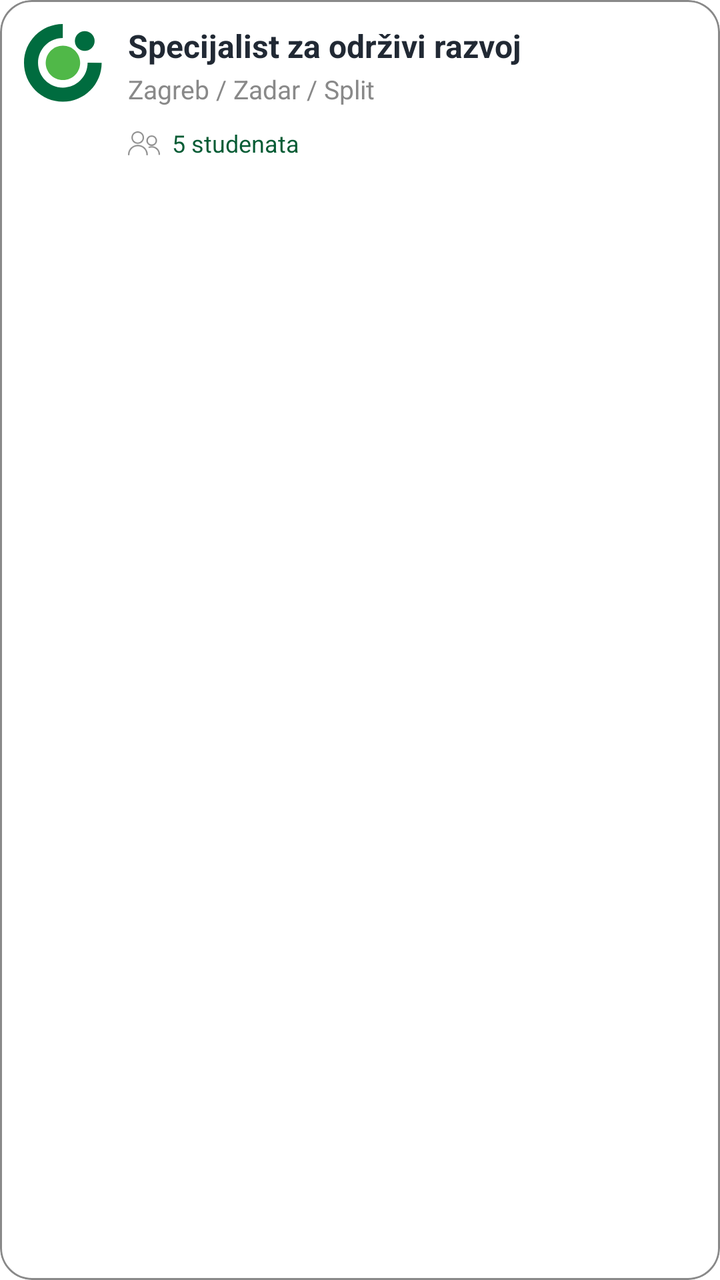
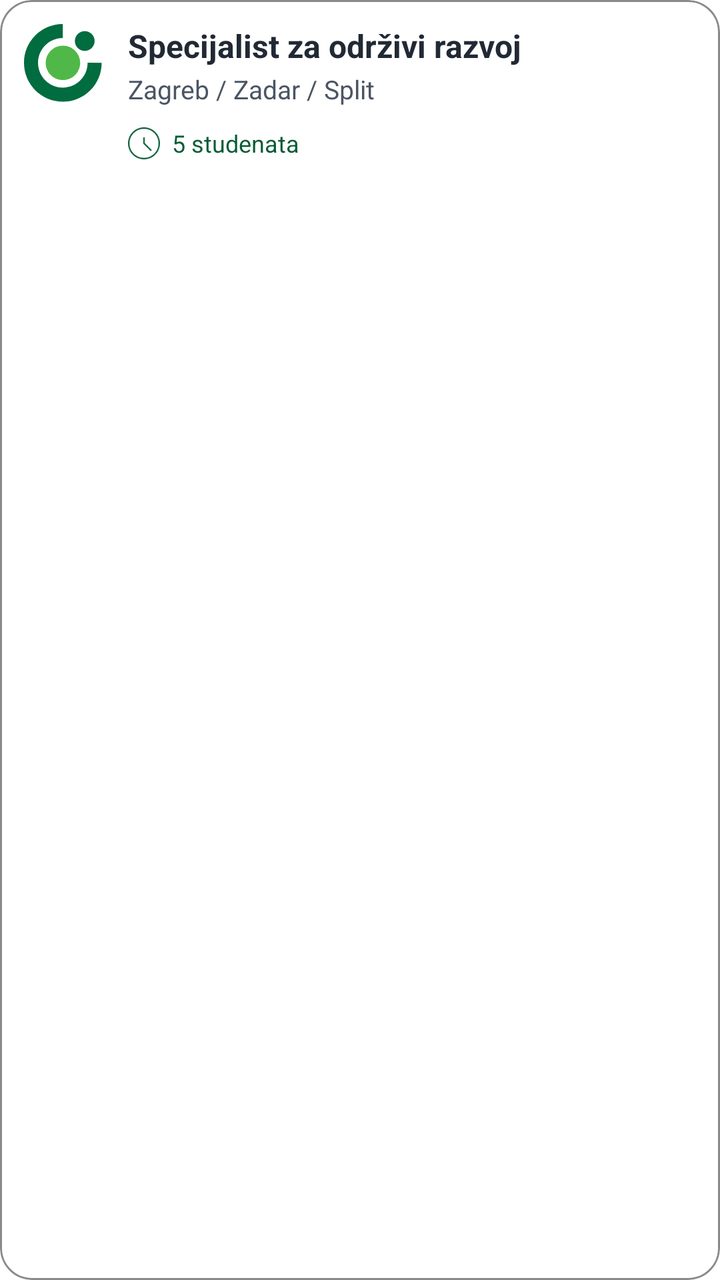

The first picture is an Android layout as it rendered before a commit; the second is the same layout after the commit. The layout source and the unified diff follow.
<!-- AndroidManifest.xml: application theme Theme.OTPStudent -->
<!-- res/layout/item_job.xml -->
<?xml version="1.0" encoding="utf-8"?>
<com.google.android.material.card.MaterialCardView
    xmlns:android="http://schemas.android.com/apk/res/android"
    xmlns:app="http://schemas.android.com/apk/res-auto"
    android:id="@+id/cardJob"
    android:layout_width="match_parent"
    android:layout_height="wrap_content"
    android:layout_marginVertical="6dp"
    app:cardCornerRadius="16dp"
    app:cardElevation="0dp"
    app:cardBackgroundColor="@android:color/white"
    app:strokeWidth="1dp"
    app:strokeColor="@color/otp_grey">

    <androidx.constraintlayout.widget.ConstraintLayout
        android:layout_width="match_parent"
        android:layout_height="wrap_content"
        android:padding="12dp">

        <ImageView
            android:id="@+id/imgCompanyLogo"
            android:layout_width="40dp"
            android:layout_height="40dp"
            android:contentDescription="@string/app_name"
            android:src="@drawable/ic_otp_logo_circle"
            app:layout_constraintStart_toStartOf="parent"
            app:layout_constraintTop_toTopOf="parent" />

        
        <ImageView
            android:id="@+id/ivFavorite"
            android:layout_width="24dp"
            android:layout_height="24dp"
            android:contentDescription="@string/jobs_favourite"
            android:src="@drawable/ic_favorite_filled"
            android:visibility="gone"
            app:layout_constraintEnd_toEndOf="parent"
            app:layout_constraintTop_toTopOf="parent" />

        <TextView
            android:id="@+id/tvJobTitle"
            android:layout_width="0dp"
            android:layout_height="wrap_content"
            android:layout_marginStart="12dp"
            android:layout_marginEnd="8dp"
            android:text="Specijalist za održivi razvoj"
            android:textColor="@color/black"
            android:textSize="16sp"
            android:textStyle="bold"
            app:layout_constraintStart_toEndOf="@id/imgCompanyLogo"
            app:layout_constraintEnd_toStartOf="@id/ivFavorite"
            app:layout_constraintTop_toTopOf="@id/imgCompanyLogo" />

        <TextView
            android:id="@+id/tvJobLocation"
            android:layout_width="0dp"
            android:layout_height="wrap_content"
            android:layout_marginStart="12dp"
            android:layout_marginTop="2dp"
            android:layout_marginEnd="8dp"
            android:text="Zagreb / Zadar / Split"
            android:textColor="@color/otp_grey"
            android:textSize="13sp"
            app:layout_constraintStart_toEndOf="@id/imgCompanyLogo"
            app:layout_constraintEnd_toStartOf="@id/ivFavorite"
            app:layout_constraintTop_toBottomOf="@id/tvJobTitle" />

        <ImageView
            android:id="@+id/iconPeople"
            android:layout_width="16dp"
            android:layout_height="16dp"
            android:layout_marginStart="12dp"
            android:layout_marginTop="10dp"
            android:contentDescription="@string/app_name"
            android:src="@drawable/ic_people"
            app:tint="@color/otp_grey"
            app:layout_constraintStart_toEndOf="@id/imgCompanyLogo"
            app:layout_constraintTop_toBottomOf="@id/tvJobLocation"
            app:layout_constraintBottom_toBottomOf="@id/btnApplied" />

        <TextView
            android:id="@+id/tvApplicants"
            android:layout_width="wrap_content"
            android:layout_height="wrap_content"
            android:layout_marginStart="6dp"
            android:text="5 studenata"
            android:textColor="@color/otp_green_dark"
            android:textSize="12sp"
            app:layout_constraintStart_toEndOf="@id/iconPeople"
            app:layout_constraintTop_toTopOf="@id/iconPeople"
            app:layout_constraintBottom_toBottomOf="@id/iconPeople" />

        
        <com.google.android.material.button.MaterialButton
            android:id="@+id/btnApplied"
            android:layout_width="wrap_content"
            android:layout_height="32dp"
            android:minHeight="32dp"
            android:text="@string/jobs_status_applied"
            android:textAllCaps="false"
            android:visibility="gone"

            android:paddingHorizontal="12dp"
            android:paddingVertical="0dp"
            android:insetTop="0dp"
            android:insetBottom="0dp"

            android:layout_marginEnd="4dp"
            android:layout_marginBottom="6dp"

            app:cornerRadius="16dp"
            app:icon="@drawable/ic_check"
            app:iconPadding="6dp"
            app:iconTint="@android:color/white"
            android:textColor="@android:color/white"
            app:backgroundTint="@color/otp_green_dark"

            app:layout_constraintEnd_toEndOf="parent"
            app:layout_constraintBottom_toBottomOf="parent" />

    </androidx.constraintlayout.widget.ConstraintLayout>

</com.google.android.material.card.MaterialCardView>
<!-- resources referenced by this layout -->
<resources>
  <color name="black">#212934</color>
  <color name="otp_green_dark">#075C35</color>
  <color name="otp_grey">#898989</color>
  <!-- drawable ic_check (drawable) -->
  <vector xmlns:android="http://schemas.android.com/apk/res/android"
      android:width="24dp"
      android:height="24dp"
      android:viewportWidth="960"
      android:viewportHeight="960">
    <path
        android:pathData="M382,720 L154,492l57,-57 171,171 367,-367 57,57 -424,424Z"
        android:fillColor="#e3e3e3"/>
  </vector>
  <!-- drawable ic_people (drawable) -->
  <vector xmlns:android="http://schemas.android.com/apk/res/android"
      android:width="20dp"
      android:height="15dp"
      android:viewportWidth="20"
      android:viewportHeight="15">
    <path
        android:pathData="M0,14.578C0,14.81 0.192,15 0.427,15C0.662,15 0.853,14.81 0.853,14.578H0ZM11.52,14.578C11.52,14.81 11.712,15 11.947,15C12.182,15 12.373,14.81 12.373,14.578H11.52ZM13.078,9.608C12.858,9.693 12.745,9.935 12.826,10.154C12.908,10.374 13.153,10.483 13.375,10.403L13.078,9.608ZM19.147,14.388C19.147,14.62 19.337,14.81 19.573,14.81C19.808,14.81 20,14.62 20,14.388H19.147ZM6.08,7.817C8.26,7.817 10.027,6.067 10.027,3.908H9.173C9.173,5.599 7.788,6.972 6.08,6.972V7.817ZM10.027,3.908C10.027,1.75 8.26,0 6.08,0V0.845C7.788,0.845 9.173,2.218 9.173,3.908H10.027ZM6.08,0C3.9,0 2.133,1.75 2.133,3.908H2.987C2.987,2.218 4.372,0.845 6.08,0.845V0ZM2.133,3.908C2.133,6.067 3.9,7.817 6.08,7.817V6.972C4.372,6.972 2.987,5.599 2.987,3.908H2.133ZM0.853,14.578C0.853,11.663 3.242,9.296 6.187,9.296V8.451C2.77,8.451 0,11.192 0,14.578H0.853ZM6.187,9.296C9.132,9.296 11.52,11.663 11.52,14.578H12.373C12.373,11.192 9.603,8.451 6.187,8.451V9.296ZM14.827,9.085C16.653,9.085 18.133,7.619 18.133,5.81H17.28C17.28,7.154 16.182,8.239 14.827,8.239V9.085ZM18.133,5.81C18.133,4.001 16.653,2.535 14.827,2.535V3.38C16.182,3.38 17.28,4.466 17.28,5.81H18.133ZM14.827,2.535C13,2.535 11.52,4.001 11.52,5.81H12.373C12.373,4.466 13.472,3.38 14.827,3.38V2.535ZM11.52,5.81C11.52,7.619 13,9.085 14.827,9.085V8.239C13.472,8.239 12.373,7.154 12.373,5.81H11.52ZM13.375,10.403C14.69,9.921 16.158,10.111 17.31,10.905L17.797,10.208C16.418,9.258 14.657,9.033 13.078,9.608L13.375,10.403ZM17.31,10.905C18.46,11.696 19.145,12.998 19.147,14.388H20C19.998,12.722 19.177,11.164 17.797,10.208L17.31,10.905Z"
        android:fillColor="#006C3F"/>
  </vector>
  <string name="app_name">OTP-Student</string>
  <string name="jobs_favourite">Favorit</string>
  <string name="jobs_status_applied">Prijavljeno</string>
  <style name="Theme.OTPStudent" parent="Theme.Material3.Light.NoActionBar">
          <item name="colorPrimary">@color/otp_green</item>
          <item name="colorSecondary">@color/otp_green_dark</item>
          <item name="colorControlHighlight">@android:color/transparent</item>
          <item name="colorSecondaryContainer">@android:color/transparent</item>
          <item name="colorSurface">@android:color/white</item>
          <item name="android:colorBackground">@android:color/white</item>
      </style>
  <color name="otp_green">#075C35</color>
  <!-- unchanged entries left out for length: 2 -->
</resources>

<!-- the commit's change to res/layout/item_job.xml (unified diff, before → after) -->
@@ -59,21 +59,21 @@
             android:layout_marginTop="2dp"
             android:layout_marginEnd="8dp"
             android:text="Zagreb / Zadar / Split"
-            android:textColor="@color/otp_grey"
+            android:textColor="@color/otp_grey_dark"
             android:textSize="13sp"
             app:layout_constraintStart_toEndOf="@id/imgCompanyLogo"
             app:layout_constraintEnd_toStartOf="@id/ivFavorite"
             app:layout_constraintTop_toBottomOf="@id/tvJobTitle" />
 
         <ImageView
-            android:id="@+id/iconPeople"
+            android:id="@+id/iconTime"
             android:layout_width="16dp"
             android:layout_height="16dp"
             android:layout_marginStart="12dp"
             android:layout_marginTop="10dp"
             android:contentDescription="@string/app_name"
-            android:src="@drawable/ic_people"
-            app:tint="@color/otp_grey"
+            android:src="@drawable/ic_time"
+            app:tint="@color/otp_green_dark"
             app:layout_constraintStart_toEndOf="@id/imgCompanyLogo"
             app:layout_constraintTop_toBottomOf="@id/tvJobLocation"
             app:layout_constraintBottom_toBottomOf="@id/btnApplied" />
@@ -86,9 +86,9 @@
             android:text="5 studenata"
             android:textColor="@color/otp_green_dark"
             android:textSize="12sp"
-            app:layout_constraintStart_toEndOf="@id/iconPeople"
-            app:layout_constraintTop_toTopOf="@id/iconPeople"
-            app:layout_constraintBottom_toBottomOf="@id/iconPeople" />
+            app:layout_constraintStart_toEndOf="@id/iconTime"
+            app:layout_constraintTop_toTopOf="@id/iconTime"
+            app:layout_constraintBottom_toBottomOf="@id/iconTime" />
 
         
         <com.google.android.material.button.MaterialButton
<!-- resource entries referenced after the edit -->
@@ -3,6 +3,7 @@
   <color name="black">#212934</color>
   <color name="otp_green_dark">#075C35</color>
   <color name="otp_grey">#898989</color>
+  <color name="otp_grey_dark">#4B5563</color>
   <!-- drawable ic_check (drawable) -->
   <vector xmlns:android="http://schemas.android.com/apk/res/android"
       android:width="24dp"
@@ -13,14 +14,14 @@
         android:pathData="M382,720 L154,492l57,-57 171,171 367,-367 57,57 -424,424Z"
         android:fillColor="#e3e3e3"/>
   </vector>
-  <!-- drawable ic_people (drawable) -->
+  <!-- drawable ic_time (drawable) -->
   <vector xmlns:android="http://schemas.android.com/apk/res/android"
-      android:width="20dp"
+      android:width="15dp"
       android:height="15dp"
-      android:viewportWidth="20"
+      android:viewportWidth="15"
       android:viewportHeight="15">
     <path
-        android:pathData="M0,14.578C0,14.81 0.192,15 0.427,15C0.662,15 0.853,14.81 0.853,14.578H0ZM11.52,14.578C11.52,14.81 11.712,15 11.947,15C12.182,15 12.373,14.81 12.373,14.578H11.52ZM13.078,9.608C12.858,9.693 12.745,9.935 12.826,10.154C12.908,10.374 13.153,10.483 13.375,10.403L13.078,9.608ZM19.147,14.388C19.147,14.62 19.337,14.81 19.573,14.81C19.808,14.81 20,14.62 20,14.388H19.147ZM6.08,7.817C8.26,7.817 10.027,6.067 10.027,3.908H9.173C9.173,5.599 7.788,6.972 6.08,6.972V7.817ZM10.027,3.908C10.027,1.75 8.26,0 6.08,0V0.845C7.788,0.845 9.173,2.218 9.173,3.908H10.027ZM6.08,0C3.9,0 2.133,1.75 2.133,3.908H2.987C2.987,2.218 4.372,0.845 6.08,0.845V0ZM2.133,3.908C2.133,6.067 3.9,7.817 6.08,7.817V6.972C4.372,6.972 2.987,5.599 2.987,3.908H2.133ZM0.853,14.578C0.853,11.663 3.242,9.296 6.187,9.296V8.451C2.77,8.451 0,11.192 0,14.578H0.853ZM6.187,9.296C9.132,9.296 11.52,11.663 11.52,14.578H12.373C12.373,11.192 9.603,8.451 6.187,8.451V9.296ZM14.827,9.085C16.653,9.085 18.133,7.619 18.133,5.81H17.28C17.28,7.154 16.182,8.239 14.827,8.239V9.085ZM18.133,5.81C18.133,4.001 16.653,2.535 14.827,2.535V3.38C16.182,3.38 17.28,4.466 17.28,5.81H18.133ZM14.827,2.535C13,2.535 11.52,4.001 11.52,5.81H12.373C12.373,4.466 13.472,3.38 14.827,3.38V2.535ZM11.52,5.81C11.52,7.619 13,9.085 14.827,9.085V8.239C13.472,8.239 12.373,7.154 12.373,5.81H11.52ZM13.375,10.403C14.69,9.921 16.158,10.111 17.31,10.905L17.797,10.208C16.418,9.258 14.657,9.033 13.078,9.608L13.375,10.403ZM17.31,10.905C18.46,11.696 19.145,12.998 19.147,14.388H20C19.998,12.722 19.177,11.164 17.797,10.208L17.31,10.905Z"
+        android:pathData="M7.159,7.452C7.159,7.64 7.312,7.793 7.5,7.793C7.688,7.793 7.841,7.64 7.841,7.452H7.159ZM7.841,4.943C7.841,4.755 7.688,4.602 7.5,4.602C7.312,4.602 7.159,4.755 7.159,4.943H7.841ZM7.741,7.258C7.608,7.124 7.392,7.124 7.259,7.258C7.126,7.391 7.126,7.609 7.259,7.742L7.741,7.258ZM10.455,10.937C10.588,11.069 10.804,11.069 10.937,10.937C11.07,10.804 11.07,10.588 10.937,10.456L10.455,10.937ZM7.5,15C11.641,15 15,11.641 15,7.5H14.318C14.318,11.267 11.266,14.318 7.5,14.318V15ZM15,7.5C15,3.359 11.641,0 7.5,0V0.682C11.266,0.682 14.318,3.733 14.318,7.5H15ZM7.5,0C3.359,0 0,3.359 0,7.5H0.682C0.682,3.733 3.734,0.682 7.5,0.682V0ZM0,7.5C0,11.641 3.359,15 7.5,15V14.318C3.734,14.318 0.682,11.267 0.682,7.5H0ZM7.841,7.452V4.943H7.159V7.452H7.841ZM7.259,7.742L10.455,10.937L10.937,10.456L7.741,7.258L7.259,7.742Z"
         android:fillColor="#006C3F"/>
   </vector>
   <string name="app_name">OTP-Student</string>
